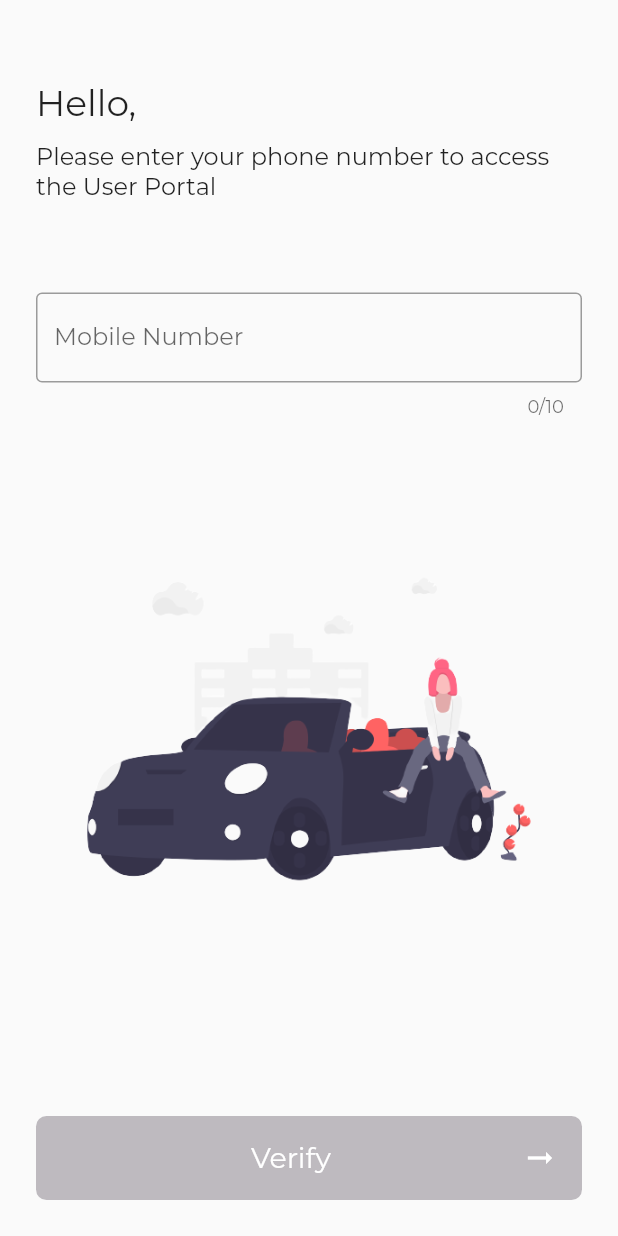
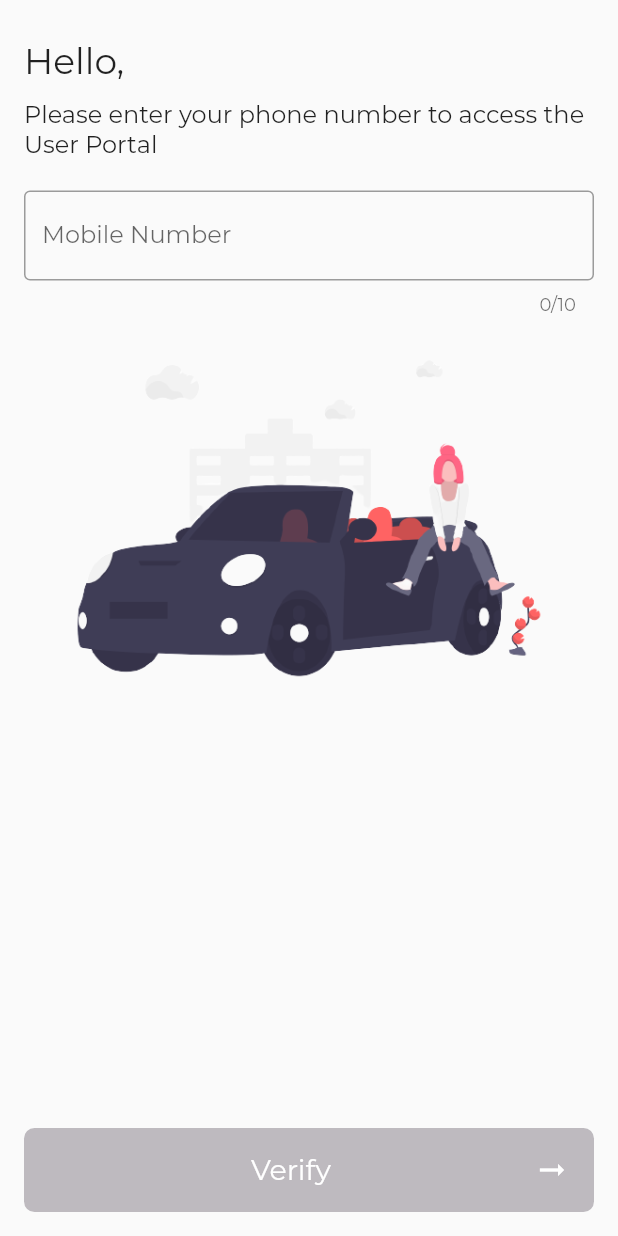
Before and after one commit to sahilcool-nsut/auto_securo_user, a Flutter app: the screen it shows after launch, on a phone screen of 412 x 824 dp. Run offline on Flutter 3.47's test engine with Material 2 defaults, Android fonts, the phone set to English and light mode, and no system bars; our stand-ins replace cached_network_image, cloud_firestore, date_format, fancy_bottom_navigation, firebase_auth, firebase_core and 6 more; missing offline and left inert: qr; accounts and stored records are empty.

Commit message:
Minor UI changes

```diff
--- a/lib/screens/login_screens/login_screen.dart
+++ b/lib/screens/login_screens/login_screen.dart
@@ -52,8 +52,8 @@ class _LoginScreenState extends State<LoginScreen> {
     try {
       await FirebaseAuth.instance
           .signInWithCredential(globals.phoneAuthCredential)
-          .then((UserCredential authRes) async{
-            //checks if user exists, if doesnt, creates user collection
+          .then((UserCredential authRes) async {
+        //checks if user exists, if doesnt, creates user collection
         globals.user = authRes.user;
         //displayName only used to check this, baaki koi user info hogi, to wo firestore se hi uthayenge
 //        if (globals.user.displayName != null) {
@@ -102,12 +102,12 @@ class _LoginScreenState extends State<LoginScreen> {
     return Scaffold(
       body: SafeArea(
         child: Padding(
-          padding: const EdgeInsets.all(24.0),
+          padding: const EdgeInsets.all(16.0),
           child: Column(
             crossAxisAlignment: CrossAxisAlignment.start,
             children: [
               SizedBox(
-                height: 30,
+                height: 10,
               ),
               Container(
                 child: Text(
@@ -123,9 +123,6 @@ class _LoginScreenState extends State<LoginScreen> {
                   "Please enter your phone number to access the User Portal",
                   style: TextStyle(fontSize: 16),
                 ),
-              ),
-              SizedBox(
-                height: 40,
               ),
               SizedBox(
                 height: 20,
@@ -155,7 +152,7 @@ class _LoginScreenState extends State<LoginScreen> {
                   ),
                 ),
               ),
-              SizedBox(height: 50),
+              Spacer(),
               GestureDetector(
                 onTap: _enableButton != true
                     ? null
--- a/lib/screens/login_screens/otp_screen.dart
+++ b/lib/screens/login_screens/otp_screen.dart
@@ -33,8 +33,7 @@ class _OTPScreenState extends State<OTPScreen> {
     try {
       await FirebaseAuth.instance
           .signInWithCredential(globals.phoneAuthCredential)
-          .then((UserCredential authRes) async{
-
+          .then((UserCredential authRes) async {
         globals.user = authRes.user;
         globals.phoneNumber = widget.phoneNo;
         await DatabaseService().checkUserCollectionExists();
@@ -47,9 +46,19 @@ class _OTPScreenState extends State<OTPScreen> {
           print("user null");
         }
         if (globals.user.displayName != null) {
-           Navigator.pushAndRemoveUntil(context, PageTransition(child:NavBar(),type: PageTransitionType.fade),(route)=>false);
+          Navigator.pushAndRemoveUntil(
+              context,
+              PageTransition(child: NavBar(), type: PageTransitionType.fade),
+              (route) => false);
         } else {
-          Navigator.pushAndRemoveUntil(context, PageTransition(child:CreateProfile(phoneNumber: widget.phoneNo,),type: PageTransitionType.fade),(route)=>false);
+          Navigator.pushAndRemoveUntil(
+              context,
+              PageTransition(
+                  child: CreateProfile(
+                    phoneNumber: widget.phoneNo,
+                  ),
+                  type: PageTransitionType.fade),
+              (route) => false);
         }
       });
     } catch (e) {
@@ -142,7 +151,7 @@ class _OTPScreenState extends State<OTPScreen> {
                   handleTap();
                 },
                 pinTheme: PinTheme(
-                  selectedColor: Color(0xFFC1F1DF),
+                  selectedColor: Colors.red.withOpacity(0.3),
                   inactiveColor: Colors.grey,
                   activeColor: Colors.red,
                   shape: PinCodeFieldShape.box,
```
